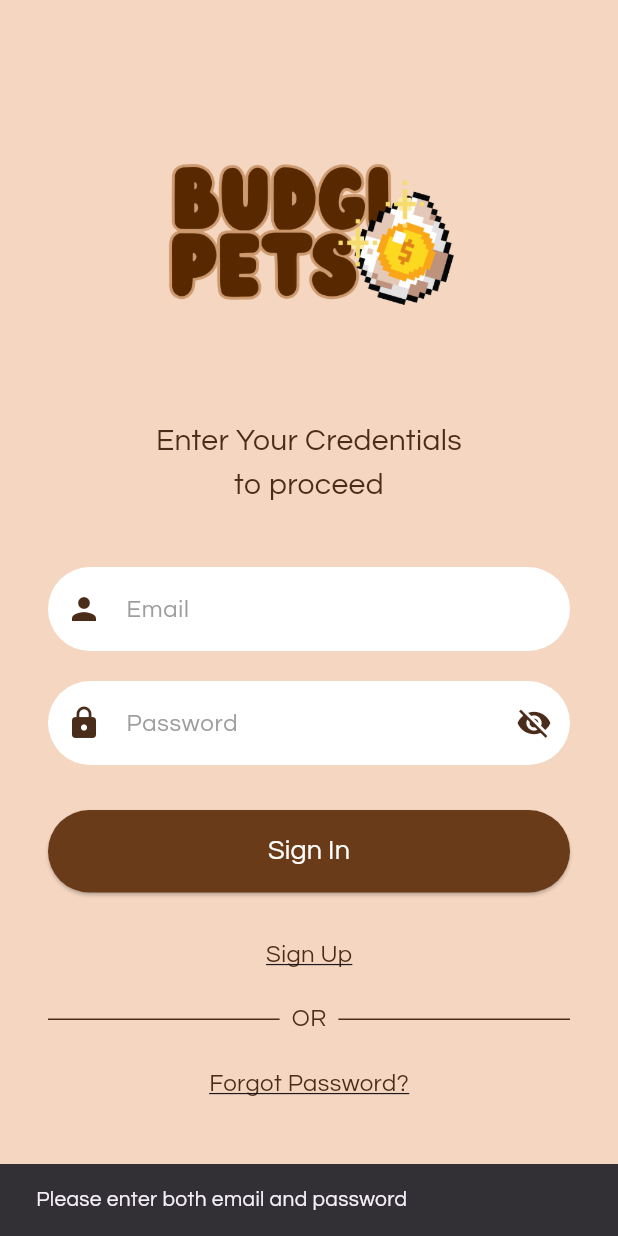
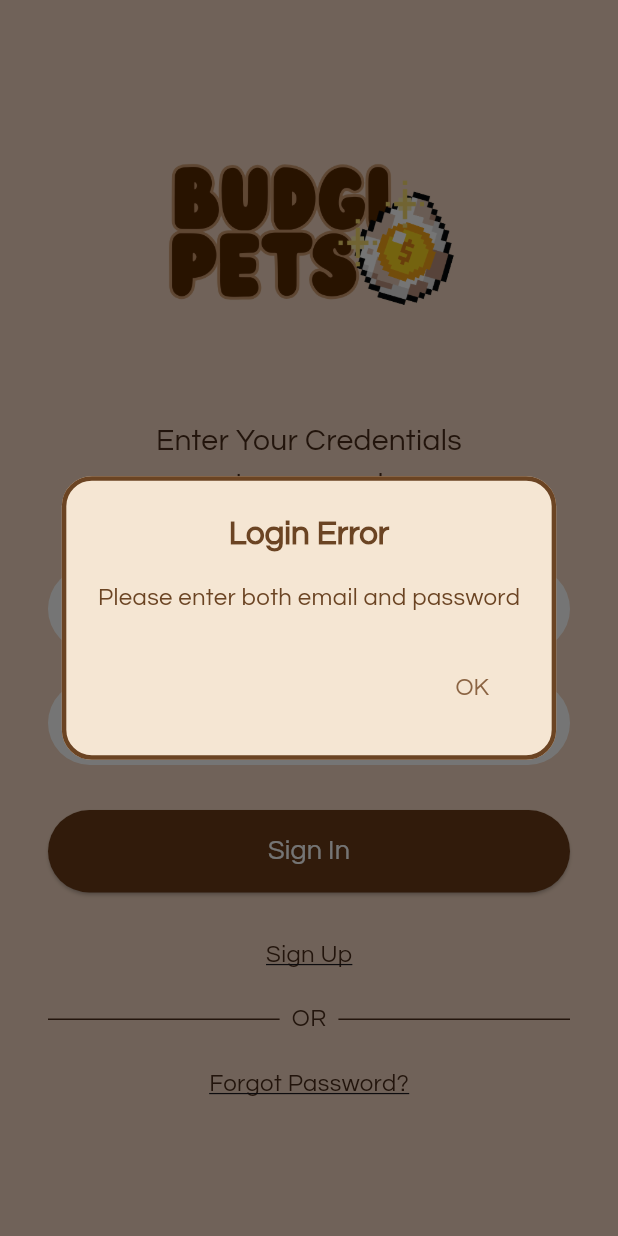
Before and after one commit to the34thempress/Budgipets, a Flutter app: the screen it shows after launch, after a tap on "Sign In", on a phone screen of 412 x 824 dp. Run offline on Flutter 3.47's test engine with Material 3 defaults, Android fonts, the light colour scheme and no system bars; our stand-ins replace audioplayers, image_picker, permission_handler, shared_preferences, supabase_flutter, table_calendar; accounts and stored records are empty.

Commit message:
removed snackbars

```diff
--- a/lib/pages/auth/login.dart
+++ b/lib/pages/auth/login.dart
@@ -57,6 +57,62 @@ class _LoginScreenState extends State<LoginScreen> {
     }
   }
 
+Future<void> showLoginPopup({
+  required BuildContext context,
+  required String title,
+  required String message,
+}) {
+  return showDialog<void>(
+    context: context,
+    builder: (context) {
+      return AlertDialog(
+        backgroundColor: const Color(0xFFF5E6D3),
+        shape: RoundedRectangleBorder(
+          borderRadius: BorderRadius.circular(20),
+          side: const BorderSide(color: Color(0xFF6B4423), width: 3),
+        ),
+        title: Text(
+          title,
+          style: const TextStyle(
+            fontFamily: 'Questrial',
+            color: Color(0xFF6B4423),
+            fontSize: 22,
+            fontWeight: FontWeight.w600,
+          ),
+          textAlign: TextAlign.center,
+        ),
+        content: Text(
+          message,
+          style: const TextStyle(
+            fontFamily: 'Questrial',
+            color: Color(0xFF6B4423),
+            fontSize: 16,
+            height: 1.5,
+          ),
+          textAlign: TextAlign.center,
+        ),
+        actions: [
+          TextButton(
+            onPressed: () => Navigator.pop(context),
+            style: TextButton.styleFrom(
+              padding: const EdgeInsets.symmetric(horizontal: 20, vertical: 12),
+            ),
+            child: const Text(
+              'OK',
+              style: TextStyle(
+                fontFamily: 'Questrial',
+                color: Color(0xFF8B6443),
+                fontSize: 16,
+              ),
+            ),
+          ),
+        ],
+      );
+    },
+  );
+}
+
+
   // Login function
   void _login() async {
     final email = _usernameController.text.trim();
@@ -64,9 +120,12 @@ class _LoginScreenState extends State<LoginScreen> {
 
     if (email.isEmpty || password.isEmpty) {
       if (!mounted) return;
-      ScaffoldMessenger.of(context).showSnackBar(
-        const SnackBar(content: Text("Please enter both email and password")),
-      );
+          await showLoginPopup(
+              context: context,
+              title: 'Login Error',
+              message: 'Please enter both email and password',
+            );
+
       return;
     }
 
@@ -84,11 +143,12 @@ class _LoginScreenState extends State<LoginScreen> {
         if (user.emailConfirmedAt == null) {
           await supabase.auth.signOut();
           if (!mounted) return;
-          ScaffoldMessenger.of(context).showSnackBar(
-            const SnackBar(
-              content: Text("Please verify your email before logging in."),
-            ),
-          );
+          await showLoginPopup(
+              context: context,
+              title: 'Login Error',
+              message: 'Please verify your email before logging in.',
+            );
+
           return;
         }
 
@@ -112,15 +172,21 @@ class _LoginScreenState extends State<LoginScreen> {
         }
       } else {
         if (!mounted) return;
-        ScaffoldMessenger.of(context).showSnackBar(
-          const SnackBar(content: Text("Invalid email or password")),
-        );
+          await showLoginPopup(
+              context: context,
+              title: 'Login Error',
+              message: 'Invalid email or password',
+            );
+
       }
     } catch (error) {
       if (!mounted) return;
-      ScaffoldMessenger.of(context).showSnackBar(
-        SnackBar(content: Text("Error: ${error.toString()}")),
-      );
+          await showLoginPopup(
+              context: context,
+              title: 'Login Error',
+              message: 'Error: ${error.toString()}',
+            );
+
     }
   }
 
```
Also changed, not shown: lib/pages/auth/create_account.dart (+79 -15 lines).
